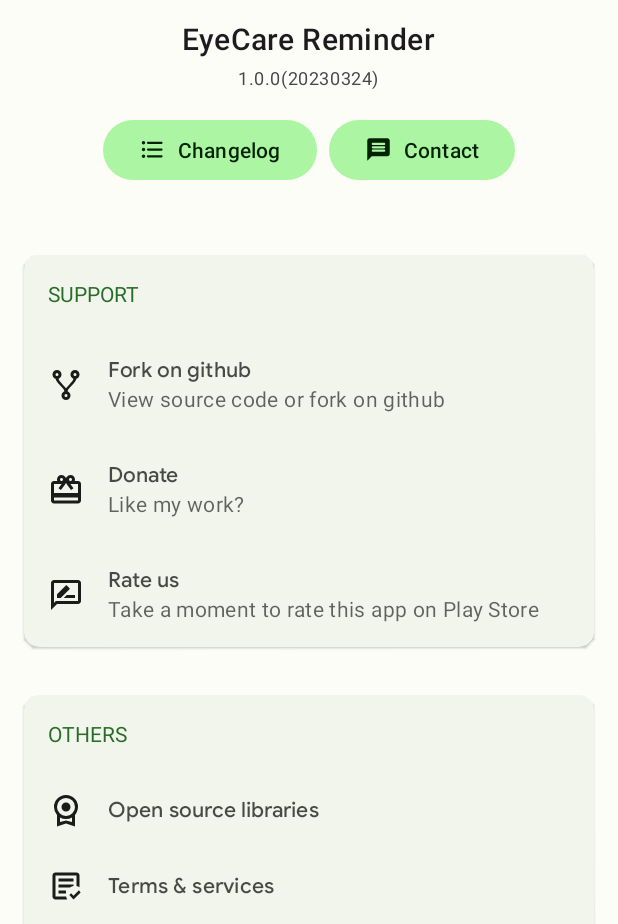
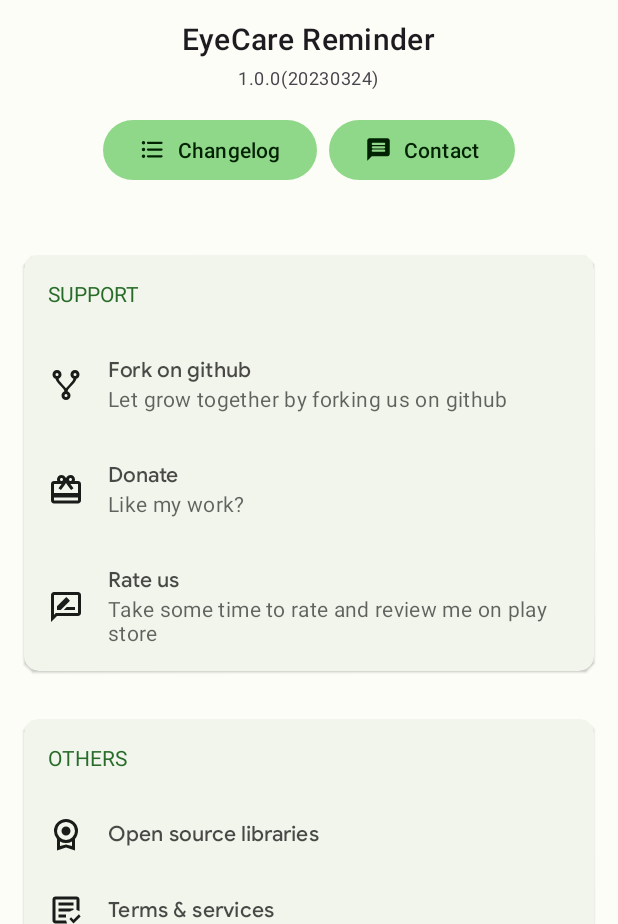
Before and after one commit to Pramod-sj/EyeCare-20-20-20-rule, an Android app: the AboutFragment screen opened through its navigation route, on a phone screen of 412 x 824 dp, the part 312-1236 px from its top. Run offline under Robolectric (Android 15) with nearby library versions, the phone set to English and light mode, and no system bars; our stand-ins replace Dagger/Hilt's generated code, Timber; pictures from the network do not load; 5 statements that could not run were skipped.

Commit message:
Minor changes in AboutFragment

```diff
--- a/app/src/main/java/com/pramod/eyecare/framework/ui/fragment/about/AboutViewModel.kt
+++ b/app/src/main/java/com/pramod/eyecare/framework/ui/fragment/about/AboutViewModel.kt
@@ -23,22 +23,22 @@ class AboutViewModel : ViewModel() {
             AboutUiItem.Support(
                 cardTitle = "Support", innerItems = listOf(
                     AboutInnerItem(
-                        AboutInnerItemIdEnum.FORK_ON_GITHUB,
-                        "Fork on github",
-                        "View source code or fork on github",
-                        R.drawable.ic_source_fork
+                        id = AboutInnerItemIdEnum.FORK_ON_GITHUB,
+                        title = "Fork on github",
+                        iconRes = R.drawable.ic_source_fork,
+                        subtitle = "Let grow together by forking us on github"
                     ),
                     AboutInnerItem(
-                        AboutInnerItemIdEnum.DONATE,
-                        "Donate",
-                        "Like my work?",
-                        R.drawable.ic_donate
+                        id = AboutInnerItemIdEnum.DONATE,
+                        title = "Donate",
+                        subtitle = "Like my work?",
+                        iconRes = R.drawable.ic_donate,
                     ),
                     AboutInnerItem(
-                        AboutInnerItemIdEnum.RATE_US,
-                        "Rate us",
-                        "Take a moment to rate this app on Play Store",
-                        R.drawable.ic_rate_review
+                        id = AboutInnerItemIdEnum.RATE_US,
+                        title = "Rate us",
+                        iconRes = R.drawable.ic_rate_review,
+                        subtitle = "Take some time to rate and review me on play store"
                     ),
                 )
             ), AboutUiItem.Others(
--- a/app/src/main/res/layout/layout_about_app_info.xml
+++ b/app/src/main/res/layout/layout_about_app_info.xml
@@ -16,9 +16,9 @@
             android:id="@+id/iv_dev_picture"
             android:layout_width="70dp"
             android:layout_height="70dp"
-            app:shapeAppearance="@style/ShapeAppearance.Material3.Corner.Small"
             android:layout_gravity="center_horizontal"
             android:layout_marginVertical="@dimen/margin_small"
+            app:shapeAppearance="@style/ShapeAppearance.Material3.Corner.Small"
             app:srcCompat="@mipmap/ic_launcher_round" />
 
         <TextView
@@ -57,7 +57,7 @@
                 android:layout_margin="4dp"
                 android:text="Changelog"
                 android:textColor="?colorOnPrimaryContainer"
-                app:backgroundTint="?colorPrimaryContainer"
+                app:backgroundTint="?colorPrimaryInverse"
                 app:icon="@drawable/ic_changelog"
                 app:iconTint="?colorOnPrimaryContainer" />
 
@@ -69,7 +69,7 @@
                 android:layout_margin="4dp"
                 android:text="Contact"
                 android:textColor="?colorOnPrimaryContainer"
-                app:backgroundTint="?colorPrimaryContainer"
+                app:backgroundTint="?colorPrimaryInverse"
                 app:icon="@drawable/ic_support"
                 app:iconTint="?colorOnPrimaryContainer" />
 
```
